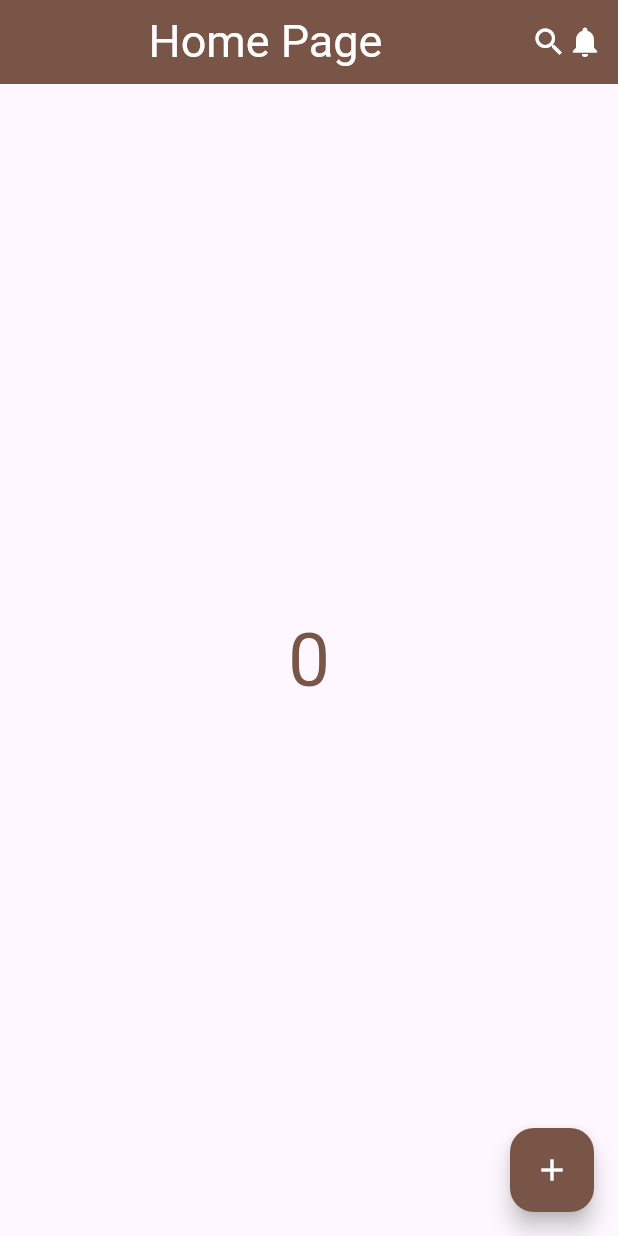
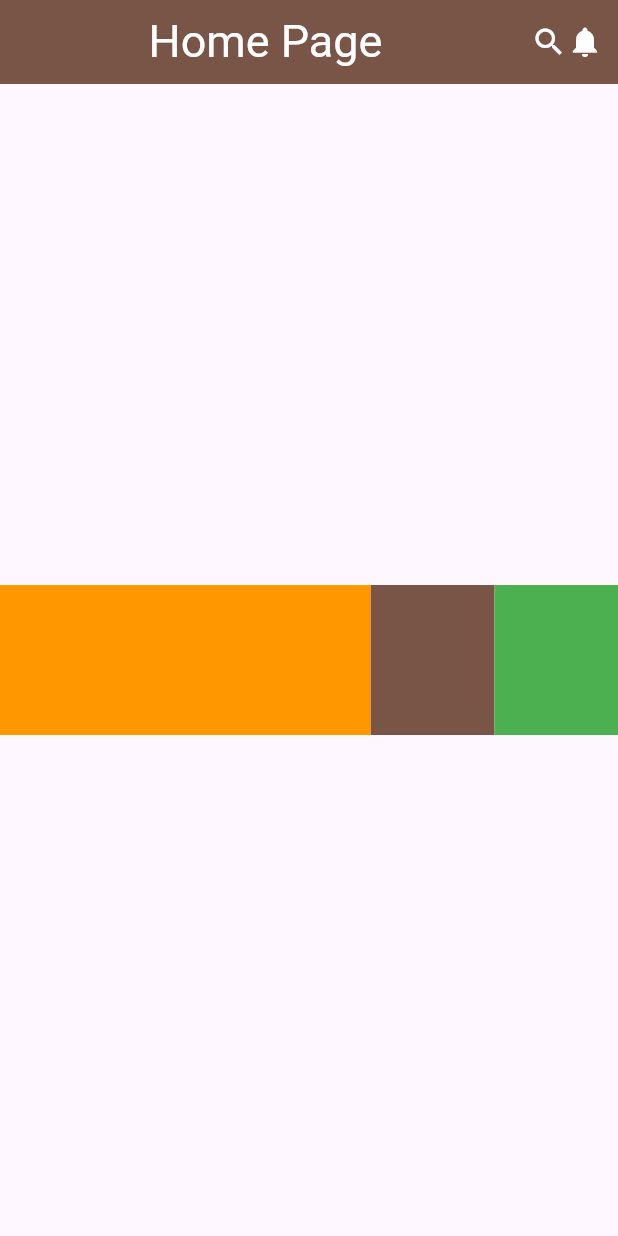
Before and after one commit to Krishnakm51/nomanprevideo, a Flutter app: the screen it shows after launch, on a phone screen of 412 x 824 dp. Run offline on Flutter 3.47's test engine with Material 3 defaults, Android fonts, the phone set to English and light mode, and no system bars.

```diff
--- a/lib/home.dart
+++ b/lib/home.dart
@@ -11,6 +11,7 @@ class _HomePageState extends State<HomePage> {
   int number = 0;
   @override
   Widget build(BuildContext context) {
+    Size size = MediaQuery.of(context).size;
     return Scaffold(
       appBar: AppBar(
         backgroundColor: Colors.brown,
@@ -21,16 +22,50 @@ class _HomePageState extends State<HomePage> {
           SizedBox(width: 10),
         ]
       ),
-      body: Center(child: Text(number.toString(),style: TextStyle(color: Colors.brown,fontSize: 50.0),)),
-      floatingActionButton: FloatingActionButton(
-        backgroundColor: Colors.brown,
-        child: Icon(Icons.add,color: Colors.white),
-          onPressed: (){
-          setState(() {
-            number++;
-          });
+      body: Container(
+        width: size.width,
+        height: size.height,
+        child: Row(
+           // mainAxisAlignment: MainAxisAlignment.spaceBetween,
+           // crossAxisAlignment: CrossAxisAlignment.center,
+          children: [
+            Expanded(
+              flex:3,
+              child: Container(
 
-      }),
+                height: 100.0,
+
+                color: Colors.orange,
+              ),
+            ),
+            Expanded(
+              child: Container(
+              //  width: 100.0,
+                height: 100.0,
+                color: Colors.brown,
+              ),
+            ),
+            Expanded(child: Container(
+              color: Colors.green,
+              height: 100.0,
+            ))
+          ],
+        ),
+      )
+
+      // Container(
+      //   height: size.height,
+      //   width: size.width,
+      //   decoration: BoxDecoration(
+      //     color: Colors.green,
+      //     borderRadius: BorderRadius.circular(10.0)
+      //   ),
+      //   child: Center(
+      //     child: Text("Container",style: TextStyle(
+      //       color: Colors.white,
+      //     ),),
+      //   ),
+      // ),
     );
   }
 }
```
